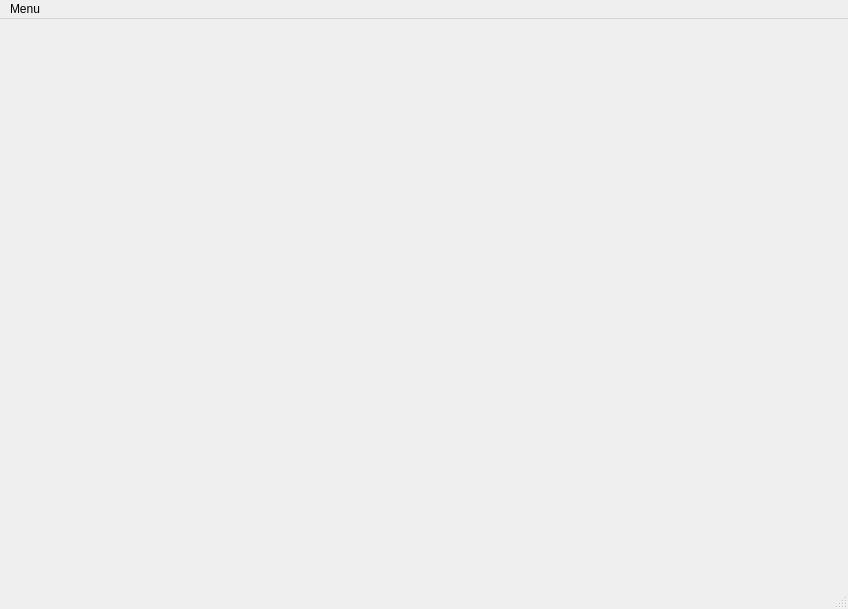
Above: mainwindow.ui from Racalniog/QTAppAlfaExercises before the change. Below: the same form after it.
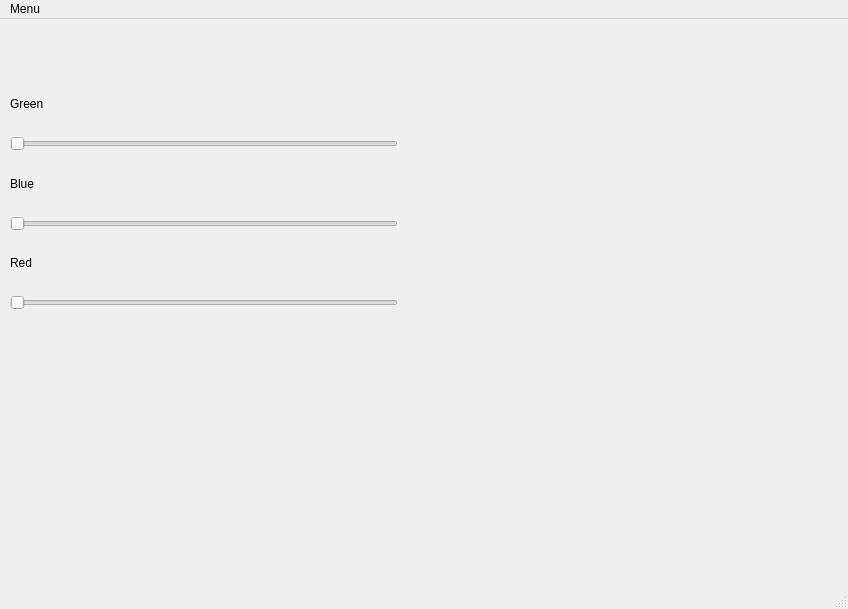
That is the form after the change. The open tabs and pages were chosen to show the change.

Commit message: color mixer added

What changed in the file:
```diff
--- a/mainwindow.ui
+++ b/mainwindow.ui
@@ -481,7 +481,93 @@
       </widget>
      </widget>
     </widget>
-    <widget class="QWidget" name="page_4"/>
+    <widget class="QWidget" name="page_4">
+     <widget class="QWidget" name="gridLayoutWidget_2">
+      <property name="geometry">
+       <rect>
+        <x>0</x>
+        <y>0</y>
+        <width>401</width>
+        <height>291</height>
+       </rect>
+      </property>
+      <layout class="QGridLayout" name="gridLayout_3">
+       <item row="8" column="0">
+        <widget class="QSlider" name="redSlider">
+         <property name="orientation">
+          <enum>Qt::Horizontal</enum>
+         </property>
+        </widget>
+       </item>
+       <item row="6" column="1">
+        <widget class="QLabel" name="redValue">
+         <property name="text">
+          <string/>
+         </property>
+        </widget>
+       </item>
+       <item row="1" column="1">
+        <widget class="QLabel" name="greenValue">
+         <property name="text">
+          <string/>
+         </property>
+        </widget>
+       </item>
+       <item row="3" column="1">
+        <widget class="QLabel" name="blueValue">
+         <property name="text">
+          <string/>
+         </property>
+        </widget>
+       </item>
+       <item row="2" column="0">
+        <widget class="QSlider" name="greenSlider">
+         <property name="orientation">
+          <enum>Qt::Horizontal</enum>
+         </property>
+        </widget>
+       </item>
+       <item row="5" column="0">
+        <widget class="QSlider" name="blueSlider">
+         <property name="orientation">
+          <enum>Qt::Horizontal</enum>
+         </property>
+        </widget>
+       </item>
+       <item row="0" column="0" colspan="2">
+        <widget class="QLabel" name="colorPreview">
+         <property name="autoFillBackground">
+          <bool>true</bool>
+         </property>
+         <property name="text">
+          <string/>
+         </property>
+        </widget>
+       </item>
+       <item row="1" column="0">
+        <widget class="QLabel" name="label_3">
+         <property name="text">
+          <string>Green</string>
+         </property>
+        </widget>
+       </item>
+       <item row="3" column="0">
+        <widget class="QLabel" name="label_5">
+         <property name="text">
+          <string>Blue</string>
+         </property>
+        </widget>
+       </item>
+       <item row="6" column="0">
+        <widget class="QLabel" name="label_4">
+         <property name="text">
+          <string>Red</string>
+         </property>
+        </widget>
+       </item>
+      </layout>
+     </widget>
+    </widget>
    </widget>
   </widget>
   <widget class="QMenuBar" name="menubar">
```
Left out of the diff: 4 changed lines with no effect on the pictures. The commit also changes 2 other files.
